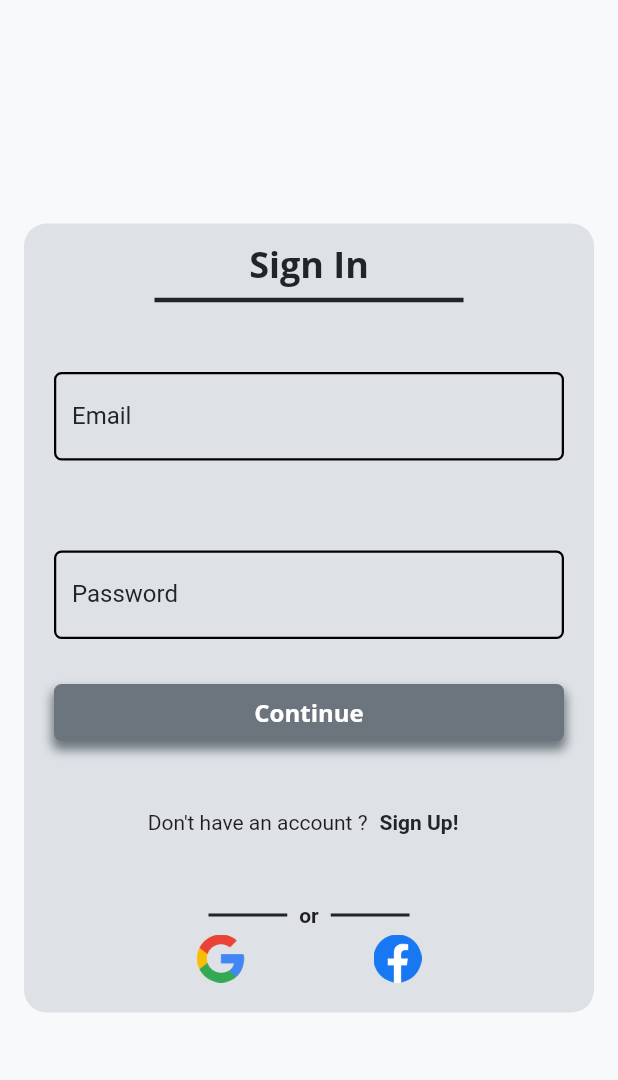
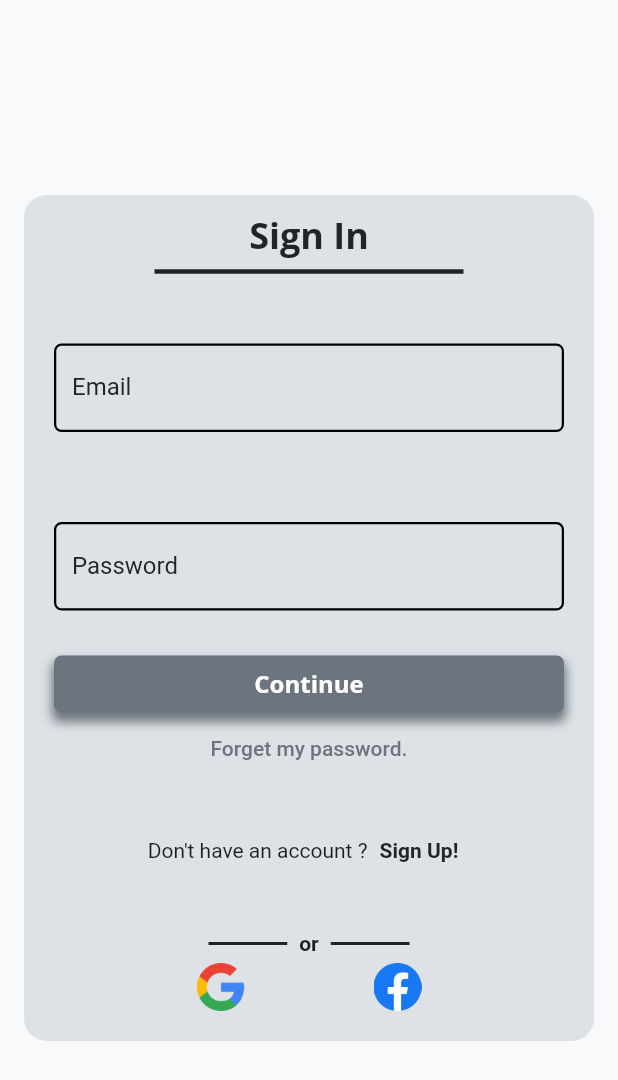
Before and after one commit to m-emrec/Gym-Rat, a Flutter app: the screen it shows after launch, on a phone screen of 412 x 824 dp. Shown: the top 1080 px of the screen. Run offline on Flutter 3.47's test engine with Material 2 defaults, Android fonts, the phone set to English and light mode, and no system bars; our stand-ins replace firebase_auth, firebase_core, google_fonts, google_sign_in; accounts and stored records are empty.

Commit message:
UserProvider created .Auth operations moved to UserProvider.

```diff
--- a/lib/main.dart
+++ b/lib/main.dart
@@ -2,18 +2,20 @@ import 'package:flutter/material.dart';
 import 'package:flutter/services.dart';
 import 'package:gym_rat_v2/constants.dart';
 import 'package:firebase_core/firebase_core.dart';
+import 'package:gym_rat_v2/provider/user_provider.dart';
 import 'package:gym_rat_v2/screens/auth_page.dart';
+import 'package:gym_rat_v2/screens/get_started_screen.dart';
 import 'package:gym_rat_v2/screens/login_page_screen.dart';
 import 'package:gym_rat_v2/screens/sign_up_page.dart';
 import 'screens/workouts_main_page_screen.dart';
+import 'package:provider/provider.dart';
 
 Future<void> main() async {
   SystemChrome.setSystemUIOverlayStyle(
     const SystemUiOverlayStyle(
         statusBarColor: Colors.transparent,
         // systemStatusBarContrastEnforced: true,
-      statusBarIconBrightness: Brightness.dark
-    ),
+        statusBarIconBrightness: Brightness.dark),
   );
   WidgetsFlutterBinding.ensureInitialized();
   await Firebase.initializeApp();
@@ -22,11 +24,16 @@ Future<void> main() async {
 
 class MyApp extends StatelessWidget {
   const MyApp({super.key});
-
   // This widget is the root of your application.
   @override
   Widget build(BuildContext context) {
-    return MaterialApp(
+    return MultiProvider(
+      providers: [
+        ChangeNotifierProvider(
+          create: (context) => UserProvider(),
+        )
+      ],
+      child: MaterialApp(
         debugShowCheckedModeBanner: false,
         title: 'Gym Rat',
         theme: ThemeData(
@@ -39,14 +46,15 @@ class MyApp extends StatelessWidget {
             displaySmall: TextStyles.subtitle,
           ),
         ),
-      // TODO: Change this
         initialRoute: AuthPage.routeName,
         routes: {
           "/": (context) => AuthPage(),
           WorkoutsMainPage.routeName: (context) => WorkoutsMainPage(),
           LoginPage.routeName: (context) => LoginPage(),
           SignUpPage.routeName: (context) => SignUpPage(),
+          GetStartedPage.routeName: (context) => GetStartedPage(),
         },
+      ),
     );
   }
 }
--- /dev/null
+++ b/lib/models/user_model.dart
@@ -0,0 +1,13 @@
+import 'package:firebase_auth/firebase_auth.dart';
+
+class User {
+  final String userName;
+  final String email;
+  final String password;
+
+  User({
+    required this.userName,
+    required this.email,
+    required this.password,
+  });
+}
--- a/lib/screens/auth_page.dart
+++ b/lib/screens/auth_page.dart
@@ -2,6 +2,7 @@ import 'package:firebase_auth/firebase_auth.dart';
 import 'package:firebase_core/firebase_core.dart';
 import 'package:flutter/material.dart';
 import 'package:gym_rat_v2/logger.dart';
+import 'package:gym_rat_v2/screens/get_started_screen.dart';
 import 'package:gym_rat_v2/screens/login_page_screen.dart';
 import 'package:gym_rat_v2/screens/workouts_main_page_screen.dart';
 
@@ -18,6 +19,11 @@ class AuthPage extends StatelessWidget {
         builder: (context, snapshot) {
           if (snapshot.hasData) {
             logger.i(snapshot.data);
+            // If user is new , that means he has not a display name. So I direct him to the GetStartedPage. This way he can give information about himself.
+            if (snapshot.data?.displayName == null) {
+              return GetStartedPage();
+            }
+
             return WorkoutsMainPage();
           } else {
             logger.e("Not Logged in");
@@ -25,7 +31,6 @@ class AuthPage extends StatelessWidget {
           }
         },
       ),
-
     );
   }
 }
--- a/lib/screens/login_page_screen.dart
+++ b/lib/screens/login_page_screen.dart
@@ -1,44 +1,45 @@
 import 'package:firebase_auth/firebase_auth.dart';
 import 'package:firebase_core/firebase_core.dart';
-import 'package:flutter/gestures.dart';
 import 'package:flutter/material.dart';
+import 'package:gym_rat_v2/authService.dart';
 import 'package:gym_rat_v2/constants.dart';
 import 'package:gym_rat_v2/logger.dart';
+import 'package:gym_rat_v2/provider/user_provider.dart';
 import 'package:gym_rat_v2/screens/sign_up_page.dart';
-import 'package:gym_rat_v2/utils/customSnackBar.dart';
-import 'package:gym_rat_v2/utils/customTitle.dart';
+import 'package:gym_rat_v2/utils/Custom%20Widgets/customSnackBar.dart';
+import 'package:gym_rat_v2/utils/Custom%20Widgets/customTitle.dart';
+import 'package:gym_rat_v2/utils/Custom%20Widgets/custom_progress_indicator.dart';
+import 'package:provider/provider.dart';
 
-import '../utils/custom_buton.dart';
-import '../utils/custom_text_field.dart';
+import '../utils/Custom Widgets/custom_buton.dart';
+import '../utils/Custom Widgets/custom_text_field.dart';
 
 class LoginPage extends StatelessWidget {
   LoginPage({super.key});
 
   static const routeName = "login-page";
 
+  void onError(BuildContext ctx, var error) {
+    logger.e(error.code);
+    Map errorMap = {
+      "user-not-found":
+          "User not found ! Please check your e-mail address and try again.",
+      "wrong-password":
+          "Wrong Password ! Please check your password and try again. If you forget your password click Forget my password.",
+      "invalid-email": "Invalid email ! PLease check your email address."
+    };
+    final snackBar =
+        customSnackBar(message: errorMap[error.code]).createSnackBar();
+    ScaffoldMessenger.of(ctx).showSnackBar(snackBar);
+  }
+
   void signInUSer({
     required BuildContext ctx,
-    AuthCredential? credential,
     required String email,
     required String password,
   }) {
-    final snackBar =
-        customSnackBar(message: "Logged in as $email").createSnackBar();
-
-    if (credential == null) {
-      // Sign in via email and password.
-      // TODO: add cathError to login page.
-      FirebaseAuth.instance
-          .signInWithEmailAndPassword(email: email, password: password)
-          .then(
-            (_) => {
-              ScaffoldMessenger.of(ctx).showSnackBar(snackBar),
-              Navigator.of(ctx).pushReplacementNamed("/"),
-            },
-          );
-    } else {
-      FirebaseAuth.instance.signInWithCredential(credential);
-    }
+    Provider.of<UserProvider>(ctx, listen: false)
+        .signIn(ctx: ctx, email: email, password: password);
   }
 
   final TextEditingController emailController = TextEditingController();
@@ -46,7 +47,7 @@ class LoginPage extends StatelessWidget {
   @override
   Widget build(BuildContext context) {
     // This container contains --or-- text and below that a row with Google and Facebook Sıng in in it.
-    var alternativeSignInContainer = Container(
+    Widget alternativeSignInContainer = Container(
       margin: const EdgeInsets.only(bottom: 20),
       alignment: Alignment.center,
       width: 150,
@@ -88,14 +89,16 @@ class LoginPage extends StatelessWidget {
             child: Row(
               mainAxisAlignment: MainAxisAlignment.spaceBetween,
               children: [
+                // Google Sign in
                 GestureDetector(
-                  onTap: () {},
+                  onTap: () => Provider.of<UserProvider>(context,listen: false).googleSignIn(context),
                   child: Image.asset(
                     "lib/assets/images/GoogleLogo.webp",
                     height: 32,
                     width: 32,
                   ),
                 ),
+                // Facebook Sign in
                 GestureDetector(
                   onTap: () {},
                   child: Image.asset(
@@ -110,10 +113,9 @@ class LoginPage extends StatelessWidget {
         ],
       ),
     );
-    //final snackBar = ModalRoute.of(context)?.settings.arguments as SnackBar;
 
     var signUpText = Padding(
-      padding: const EdgeInsets.symmetric(vertical: 30.0),
+      padding: const EdgeInsets.only(top: 20.0, bottom: 30.0),
       child: Row(
         mainAxisAlignment: MainAxisAlignment.center,
         children: [
@@ -133,7 +135,6 @@ class LoginPage extends StatelessWidget {
         ],
       ),
     );
-    //ScaffoldMessenger.of(context).showSnackBar(snackBar);
     return Scaffold(
       backgroundColor: AppColors.kSignInPagebgColor,
       body: Center(
@@ -159,6 +160,7 @@ class LoginPage extends StatelessWidget {
                   textController: emailController,
                   isEmailField: true,
                   label: "Email",
+                  goToNextTextField: true,
                 ),
                 // Password Field
                 CustomTextField(
@@ -174,6 +176,14 @@ class LoginPage extends StatelessWidget {
                       password: passwordController.text),
                   text: "Continue",
                 ),
+                TextButton(
+                  //TODO: Add Forget my password function.
+                  onPressed: () {},
+                  child: const Text(
+                    "Forget my password.",
+                    style: TextStyle(color: AppColors.kButtonColor),
+                  ),
+                ),
                 // Don't have an Account ? Sign Up(Text button)
                 signUpText,
 
--- a/lib/utils/custom_buton.dart
+++ b/lib/utils/Custom Widgets/custom_buton.dart
@@ -1,6 +1,6 @@
 import 'package:flutter/material.dart';
 
-import '../constants.dart';
+import '../../constants.dart';
 
 class CustomButton extends StatelessWidget {
   const CustomButton({
--- /dev/null
+++ b/lib/utils/Custom Widgets/custom_progress_indicator.dart
@@ -0,0 +1,19 @@
+import 'package:flutter/material.dart';
+
+import '../../constants.dart';
+
+class CustomProgressIndicator {
+  Widget customProgressInd = const CircularProgressIndicator(
+    color: AppColors.kPrimary,
+    backgroundColor: AppColors.kButtonColor,
+  );
+
+  void showProgressIndicator(BuildContext ctx) {
+    showDialog(
+      context: ctx,
+      builder: (_) => Center(
+        child: customProgressInd,
+      ),
+    );
+  }
+}
--- a/lib/utils/custom_text_field.dart
+++ b/lib/utils/Custom Widgets/custom_text_field.dart
@@ -8,13 +8,14 @@ class CustomTextField extends StatelessWidget {
     this.isEmailField = false,
     required this.label,
     this.isPassword = false,
+    this.goToNextTextField = false,
   });
 
   final TextEditingController textController;
   final bool isEmailField;
   final bool isPassword;
   final String label;
-
+  final bool goToNextTextField;
   final OutlineInputBorder _border = OutlineInputBorder(
     borderSide: const BorderSide(
       color: Colors.black,
@@ -42,6 +43,7 @@ class CustomTextField extends StatelessWidget {
         ),
         obscureText: isPassword,
         cursorColor: AppColors.kButtonColor,
+        textInputAction: goToNextTextField ? TextInputAction.next : TextInputAction.done,
       ),
     );
   }
--- a/lib/utils/terms_and_privacy_popup.dart
+++ b/lib/utils/terms_and_privacy_popup.dart
@@ -2,7 +2,7 @@ import 'package:flutter/material.dart';
 import 'package:flutter/src/widgets/framework.dart';
 import 'package:flutter/src/widgets/placeholder.dart';
 import 'package:gym_rat_v2/constants.dart';
-import 'package:gym_rat_v2/utils/customTitle.dart';
+import 'package:gym_rat_v2/utils/Custom%20Widgets/customTitle.dart';
 
 class TermsAndPrivacy extends StatefulWidget {
   const TermsAndPrivacy({super.key});
--- a/pubspec.yaml
+++ b/pubspec.yaml
@@ -40,6 +40,8 @@ dependencies:
   cloud_firestore: ^4.5.0
   firebase_core: ^2.4.1
   firebase_auth: ^4.4.0
+  google_sign_in: ^6.1.0
+  provider: ^6.0.5
 
 dev_dependencies:
   flutter_test:
```
Also changed, not shown: lib/authService.dart (added, +22 -0 lines), lib/provider/user_provider.dart (added, +115 -0 lines), lib/screens/get_started_screen.dart (added, +21 -0 lines), lib/screens/sign_up_page.dart (+27 -29 lines), lib/screens/workouts_main_page_screen.dart (+5 -4 lines), lib/utils/Custom Widgets/appBar.dart (renamed from lib/utils/appBar.dart), lib/utils/Custom Widgets/customSnackBar.dart (renamed from lib/utils/customSnackBar.dart), lib/utils/Custom Widgets/customTitle.dart (renamed from lib/utils/customTitle.dart), lib/utils/Custom Widgets/navigationBar.dart (renamed from lib/utils/navigationBar.dart), pubspec.lock. Lines whose indentation alone changed are shown as unchanged.
